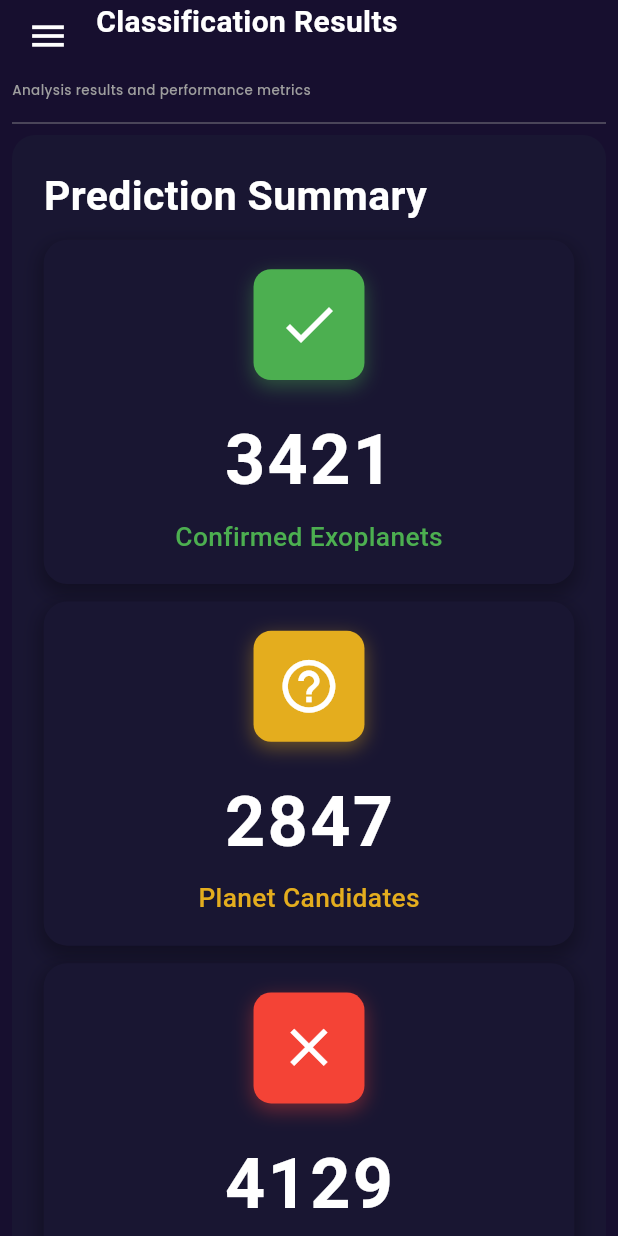
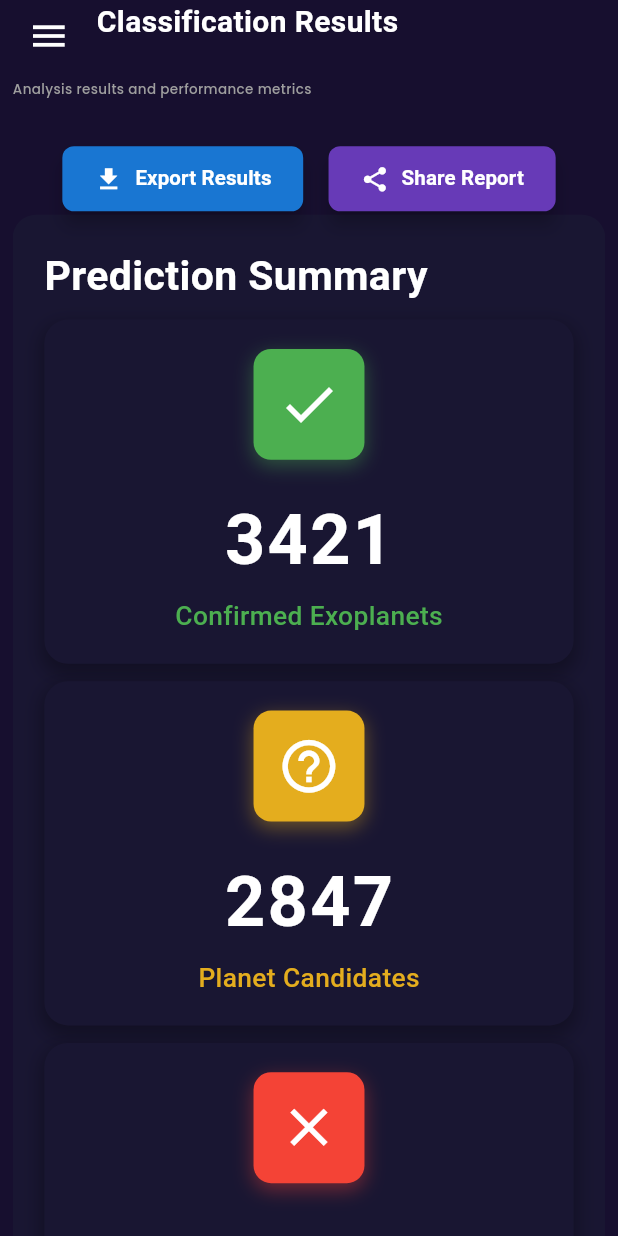
Before and after one commit to HamdiElsherpeni/nasa_app, a Flutter app: the ResultView screen opened by its route, on a phone screen of 412 x 824 dp. Run offline on Flutter 3.47's test engine with Material 3 defaults, Android fonts, the phone set to English and light mode, and no system bars; our stand-ins replace dotted_border, file_picker, fl_chart, flutter_screenutil, fluttertoast, go_router and 1 more; accounts and stored records are empty.

Commit message:
some updatres on reselt View

```diff
--- a/lib/futures/home/presentation/view/home_view.dart
+++ b/lib/futures/home/presentation/view/home_view.dart
@@ -1,7 +1,7 @@
 import 'package:flutter/material.dart';
 import 'package:nasa_app/core/resources/constnts.dart';
 import 'package:nasa_app/futures/home/presentation/view/widgets/coustem_drawer.dart';
-import 'package:nasa_app/futures/home/presentation/view/widgets/home_view_body.dart';
+import 'package:nasa_app/futures/home/presentation/view/widgets/home_widgets/home_view_body.dart';
 
 class HomeView extends StatelessWidget {
    HomeView({super.key});
--- a/lib/futures/home/presentation/view/result_view.dart
+++ b/lib/futures/home/presentation/view/result_view.dart
@@ -1,7 +1,7 @@
 import 'package:flutter/material.dart';
 import 'package:nasa_app/core/resources/constnts.dart';
 import 'package:nasa_app/futures/home/presentation/view/widgets/coustem_drawer.dart';
-import 'package:nasa_app/futures/home/presentation/view/widgets/result_view_body.dart';
+import 'package:nasa_app/futures/home/presentation/view/widgets/result_widgets/result_view_body.dart';
 
 class ResultView extends StatelessWidget {
   const ResultView({super.key});
--- a/lib/futures/home/presentation/view/setteing_view.dart
+++ b/lib/futures/home/presentation/view/setteing_view.dart
@@ -1,7 +1,7 @@
 import 'package:flutter/material.dart';
 import 'package:nasa_app/core/resources/constnts.dart';
 import 'package:nasa_app/futures/home/presentation/view/widgets/coustem_drawer.dart';
-import 'package:nasa_app/futures/home/presentation/view/widgets/setteing_view_body.dart';
+import 'package:nasa_app/futures/home/presentation/view/widgets/setting_widgets/setteing_view_body.dart';
 
 class SetteingView extends StatelessWidget {
   const SetteingView({super.key});
--- a/lib/futures/home/presentation/view/uploda_view.dart
+++ b/lib/futures/home/presentation/view/uploda_view.dart
@@ -1,7 +1,7 @@
 import 'package:flutter/material.dart';
 import 'package:nasa_app/core/resources/constnts.dart';
 import 'package:nasa_app/futures/home/presentation/view/widgets/coustem_drawer.dart';
-import 'package:nasa_app/futures/home/presentation/view/widgets/upload_view_body.dart';
+import 'package:nasa_app/futures/home/presentation/view/widgets/upload_widgets/upload_view_body.dart';
 
 class UplodaView extends StatelessWidget {
   const UplodaView({super.key});
--- a/lib/futures/home/presentation/view/widgets/coustem_app_bar.dart
+++ b/lib/futures/home/presentation/view/widgets/coustem_app_bar.dart
@@ -1,11 +1,16 @@
 import 'package:flutter/material.dart';
+import 'package:flutter_screenutil/flutter_screenutil.dart';
 import 'package:nasa_app/core/resources/app_text_style.dart';
 
 class CoustemAppBar extends StatelessWidget {
-  const CoustemAppBar({super.key, required this.titel, required this.subTitel,context});
+  const CoustemAppBar({
+    super.key,
+    required this.titel,
+    required this.subTitel,
+    context,
+  });
   final String titel;
   final String subTitel;
-
 
   @override
   Widget build(BuildContext context) {
@@ -15,13 +20,11 @@ class CoustemAppBar extends StatelessWidget {
         Row(
           crossAxisAlignment: CrossAxisAlignment.start,
           children: [
-            // **هذا الجزء يجب أن يكون في Builder ليعمل بشكل صحيح**
+
             Builder(
               builder: (context) {
                 return IconButton(
                   onPressed: () {
-                    // نستخدم Scaffold.of(context) للوصول إلى Scaffold الذي يحتوي هذا الـ context
-                    // هذا ينجح لأن الـ Builder يوفر context أدنى من Scaffold
                     Scaffold.of(context).openDrawer();
                   },
                   icon: const Icon(Icons.menu, color: Colors.white, size: 28),
@@ -31,7 +34,7 @@ class CoustemAppBar extends StatelessWidget {
             const SizedBox(width: 8),
             Text(
               titel,
-              style: const TextStyle( // تم إضافة const هنا لتحسين الأداء
+              style: const TextStyle(
                 fontWeight: FontWeight.w600,
                 fontSize: 20,
                 color: Colors.white,
@@ -39,23 +42,17 @@ class CoustemAppBar extends StatelessWidget {
             ),
           ],
         ),
-        const SizedBox(height: 5),
+        SizedBox(height: 5.h),
         Text(
           subTitel,
-          // افتراض وجود AppTextStyle.poppinsow300siz16
-          style: (AppTextStyle.poppinsow300siz16 as TextStyle).copyWith(color: Colors.grey),
+         style: (AppTextStyle.poppinsow300siz16 as TextStyle).copyWith(
+            color: Colors.grey,
+          ),
         ),
 
-        const SizedBox(height: 8),
+        SizedBox(height: 20.h),
 
-        Divider(
-          color: Colors.grey, // لون الخط
-          thickness: 0.5, // سمك الخط
-          indent: 0, // مسافة من البداية
-          endIndent: 0, // مسافة من النهاية
-        ),
-        // 🔹 Model Active + دايرة بتنور وتطفي بالراحة
-      ],
+         ],
     );
   }
 }
--- a/lib/futures/home/presentation/view/widgets/coustem_home_app_bar.dart
+++ b/lib/futures/home/presentation/view/widgets/home_widgets/coustem_home_app_bar.dart
@@ -1,7 +1,7 @@
 import 'package:flutter/material.dart';
 import 'package:flutter_screenutil/flutter_screenutil.dart';
 import 'package:nasa_app/core/resources/app_text_style.dart';
-import 'package:nasa_app/futures/home/presentation/view/widgets/coustem_active_model.dart';
+import 'package:nasa_app/futures/home/presentation/view/widgets/home_widgets/coustem_active_model.dart';
 import 'package:nasa_app/futures/home/presentation/view/widgets/coustem_app_bar.dart';
 
 class CoustemHomeAppBar extends StatefulWidget {
--- a/lib/futures/home/presentation/view/widgets/coustem_home_list_view.dart
+++ b/lib/futures/home/presentation/view/widgets/home_widgets/coustem_home_list_view.dart
@@ -1,6 +1,6 @@
 import 'package:flutter/material.dart';
 import 'package:flutter_screenutil/flutter_screenutil.dart';
-import 'package:nasa_app/futures/home/presentation/view/widgets/couustem_classification_card.dart';
+import 'package:nasa_app/futures/home/presentation/view/widgets/home_widgets/couustem_classification_card.dart';
 
 class CoustemHomeList extends StatelessWidget {
   const CoustemHomeList({super.key});
--- a/lib/futures/home/presentation/view/widgets/home_view_body.dart
+++ b/lib/futures/home/presentation/view/widgets/home_widgets/home_view_body.dart
@@ -1,8 +1,8 @@
 import 'package:flutter/material.dart';
 import 'package:flutter_screenutil/flutter_screenutil.dart';
-import 'package:nasa_app/futures/home/presentation/view/widgets/coustem_home_app_bar.dart';
-import 'package:nasa_app/futures/home/presentation/view/widgets/coustem_home_list_view.dart';
-import 'package:nasa_app/futures/home/presentation/view/widgets/couustem_classification_card.dart';
+import 'package:nasa_app/futures/home/presentation/view/widgets/home_widgets/coustem_home_app_bar.dart';
+import 'package:nasa_app/futures/home/presentation/view/widgets/home_widgets/coustem_home_list_view.dart';
+import 'package:nasa_app/futures/home/presentation/view/widgets/home_widgets/couustem_classification_card.dart';
 import 'package:nasa_app/futures/home/presentation/view/widgets/recenrly_upload_list.dart';
 
 class HomeViewBody extends StatelessWidget {
--- a/lib/futures/home/presentation/view/widgets/result_view_body.dart
+++ /dev/null
@@ -1,34 +0,0 @@
-import 'package:flutter/material.dart';
-import 'package:flutter_screenutil/flutter_screenutil.dart';
-import 'package:nasa_app/futures/home/presentation/view/widgets/coustem_app_bar.dart';
-import 'package:nasa_app/futures/home/presentation/view/widgets/result_widgets/classification_confidince_widget.dart';
-import 'package:nasa_app/futures/home/presentation/view/widgets/result_widgets/classification_distribution_widget.dart';
-import 'package:nasa_app/futures/home/presentation/view/widgets/result_widgets/coustem_prediction_summaryl_list.dart';
-
-class ResultViewBody extends StatelessWidget {
-  const ResultViewBody({super.key});
-
-  @override
-  Widget build(BuildContext context) {
-    return Padding(
-      padding: const EdgeInsets.symmetric(horizontal: 8.0),
-      child: CustomScrollView(
-        slivers: [
-          SliverToBoxAdapter(
-            child: CoustemAppBar(
-              context: context,
-              titel: 'Classification Results',
-              subTitel: 'Analysis results and performance metrics',
-            ),
-          ),
-          SliverToBoxAdapter(child: PredictionSummaryList()),
-          SliverToBoxAdapter(child: SizedBox(height: 10.h,),),
-          SliverToBoxAdapter(child: ClassificationDistributionWidget(),),
-          SliverToBoxAdapter(child: SizedBox(height: 10.h,),),
-
-          SliverToBoxAdapter(child: ClassificationConfidenceWidget(),),
-        ],
-      ),
-    );
-  }
-}
--- /dev/null
+++ b/lib/futures/home/presentation/view/widgets/result_widgets/coustem_action_boutten.dart
@@ -0,0 +1,48 @@
+import 'package:flutter/material.dart';
+import 'package:flutter_screenutil/flutter_screenutil.dart';
+
+class CustomActionButton extends StatelessWidget {
+  final String text;
+  final IconData icon;
+  final Color color;
+  final VoidCallback onPressed;
+
+  const CustomActionButton({
+    super.key,
+    required this.text,
+    required this.icon,
+    required this.color,
+    required this.onPressed,
+  });
+
+  @override
+  Widget build(BuildContext context) {
+    return ElevatedButton.icon(
+      onPressed: onPressed,
+      icon: Icon(
+        icon,
+        color: Colors.white,
+        size: 20.sp, // حجم الأيقونة متجاوب
+      ),
+      label: Text(
+        text,
+        style: TextStyle(
+          color: Colors.white,
+          fontWeight: FontWeight.bold,
+          fontSize: 14.sp, // حجم النص متجاوب
+        ),
+      ),
+      style: ElevatedButton.styleFrom(
+        backgroundColor: color,
+        padding: EdgeInsets.symmetric(
+          horizontal: 20.w, // العرض متجاوب
+          vertical: 12.h,   // الطول متجاوب
+        ),
+        shape: RoundedRectangleBorder(
+          borderRadius: BorderRadius.circular(8.r), // نصف القطر متجاوب
+        ),
+        elevation: 5,
+      ),
+    );
+  }
+}
--- /dev/null
+++ b/lib/futures/home/presentation/view/widgets/result_widgets/coustem_app_bar_boutten.dart
@@ -0,0 +1,38 @@
+import 'package:flutter/material.dart';
+import 'package:flutter_screenutil/flutter_screenutil.dart';
+import 'package:nasa_app/futures/home/presentation/view/widgets/result_widgets/coustem_action_boutten.dart';
+
+class CoustemAppBarBoutten extends StatelessWidget {
+  const CoustemAppBarBoutten({super.key});
+
+  @override
+  Widget build(BuildContext context) {
+    return Row(
+      mainAxisAlignment: MainAxisAlignment.center
+      ,
+      children: [
+        // زر Export Results
+        CustomActionButton(
+          text: 'Export Results',
+          icon: Icons.download,
+          color: Colors.blue.shade700,
+          onPressed: () {
+            print("Export Results Pressed!");
+          },
+        ),
+
+        SizedBox(width: 16.w), // المسافة متجاوبة
+
+        // زر Share Report
+        CustomActionButton(
+          text: 'Share Report',
+          icon: Icons.share,
+          color: Colors.deepPurple,
+          onPressed: () {
+            print("Share Report Pressed!");
+          },
+        ),
+      ],
+    );
+  }
+}
--- /dev/null
+++ b/lib/futures/home/presentation/view/widgets/result_widgets/result_view_body.dart
@@ -0,0 +1,50 @@
+import 'package:flutter/material.dart';
+import 'package:flutter_screenutil/flutter_screenutil.dart';
+import 'package:nasa_app/futures/home/presentation/view/widgets/coustem_app_bar.dart';
+import 'package:nasa_app/futures/home/presentation/view/widgets/result_widgets/classification_confidince_widget.dart';
+import 'package:nasa_app/futures/home/presentation/view/widgets/result_widgets/classification_distribution_widget.dart';
+import 'package:nasa_app/futures/home/presentation/view/widgets/result_widgets/coustem_app_bar_boutten.dart';
+import 'package:nasa_app/futures/home/presentation/view/widgets/result_widgets/coustem_prediction_summaryl_list.dart';
+
+class ResultViewBody extends StatelessWidget {
+  const ResultViewBody({super.key});
+
+  @override
+  Widget build(BuildContext context) {
+    return Padding(
+      padding: EdgeInsets.symmetric(horizontal: 8.w),
+      child: CustomScrollView(
+        slivers: [
+          SliverToBoxAdapter(child: CoustemResultAppBar()),
+
+          SliverToBoxAdapter(child: PredictionSummaryList()),
+          SliverToBoxAdapter(child: SizedBox(height: 10.h)),
+
+          SliverToBoxAdapter(child: ClassificationDistributionWidget()),
+          SliverToBoxAdapter(child: SizedBox(height: 10.h)),
+
+          SliverToBoxAdapter(child: ClassificationConfidenceWidget()),
+        ],
+      ),
+    );
+  }
+}
+
+class CoustemResultAppBar extends StatelessWidget {
+  const CoustemResultAppBar({super.key});
+
+  @override
+  Widget build(BuildContext context) {
+    return Column(
+      crossAxisAlignment: CrossAxisAlignment.start,
+      children: [
+        CoustemAppBar(
+          titel: 'Classification Results',
+          subTitel: 'Analysis results and performance metrics',
+        ),
+        SizedBox(height: 10.h),
+        CoustemAppBarBoutten(), // ✅ زرارين تحت العنوان
+      ],
+    );
+  }
+}
```
Also changed, not shown: lib/futures/home/presentation/view/widgets/home_widgets/coustem_active_model.dart (renamed from lib/futures/home/presentation/view/widgets/coustem_active_model.dart), lib/futures/home/presentation/view/widgets/home_widgets/couustem_classification_card.dart (renamed from lib/futures/home/presentation/view/widgets/couustem_classification_card.dart), lib/futures/home/presentation/view/widgets/setting_widgets/setteing_view_body.dart (renamed from lib/futures/home/presentation/view/widgets/setteing_view_body.dart), lib/futures/home/presentation/view/widgets/upload_widgets/upload_view_body.dart (renamed from lib/futures/home/presentation/view/widgets/upload_view_body.dart).
